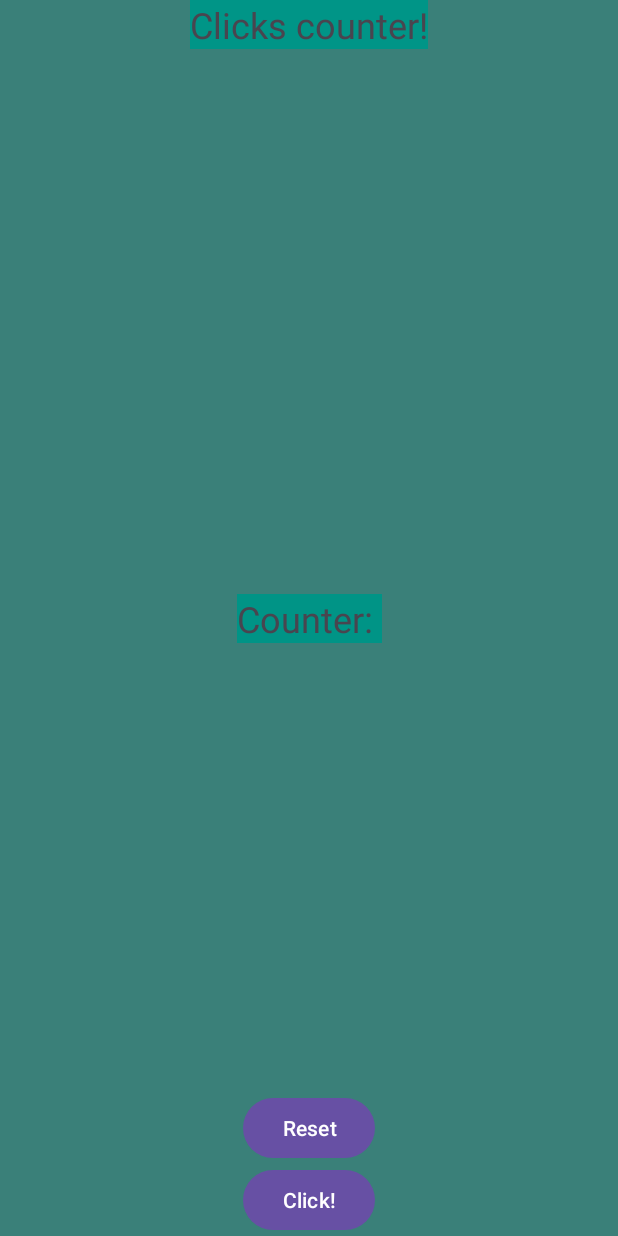
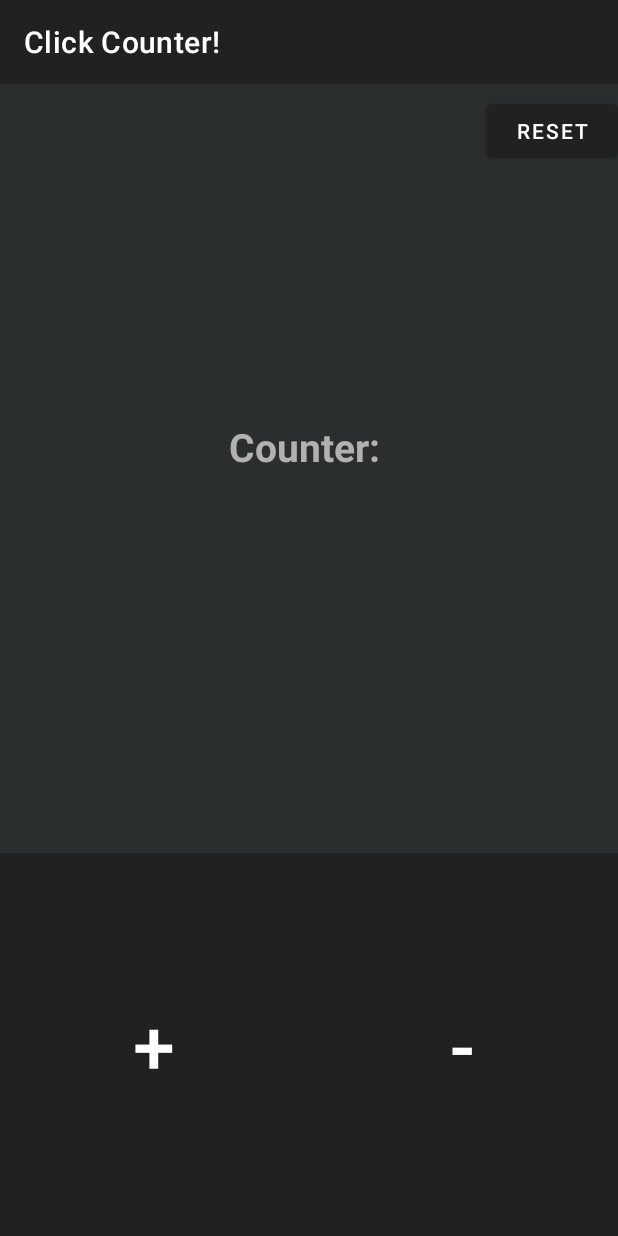
Before and after one commit to StasBd/Clicker-Counter-App, an Android app: the screen it shows after launch (MainActivity), on a phone screen of 412 x 824 dp. Run offline under Robolectric (Android 15) with nearby library versions, the phone set to English and light mode, and no system bars.

Commit message:
Upgraded design of app, and added new button "-"

```diff
--- a/app/src/main/java/com/example/myapplication/MainActivity.kt
+++ b/app/src/main/java/com/example/myapplication/MainActivity.kt
@@ -2,11 +2,11 @@ package com.example.myapplication
 
 import androidx.appcompat.app.AppCompatActivity
 import android.os.Bundle
-import android.os.PersistableBundle
 import android.widget.Button
 import android.widget.TextView
-import com.example.myapplication.R.id.button
-import com.example.myapplication.R.id.countertxt
+import com.example.myapplication.R.id.addCounterButton
+import com.example.myapplication.R.id.resetbutton
+import com.example.myapplication.R.id.takeawayButton
 
 
 class MainActivity : AppCompatActivity() {
@@ -30,13 +30,17 @@ class MainActivity : AppCompatActivity() {
 
 
         seeText = findViewById<TextView>(R.id.countertxt)
-        val button = findViewById<Button>(button)
-        val resetButton = findViewById<Button>(R.id.ResetButton)
-
+        val button = findViewById<Button>(addCounterButton)
+        val resetButton = findViewById<Button>(resetbutton)
+        val takebutton = findViewById<Button>(takeawayButton)
         //Click button logic
         button.setOnClickListener() {
             // when we click this button counter will add 1 number
             counter++
+            seeText.text = "Counter: $counter"
+        }
+        takebutton.setOnClickListener(){
+            counter--
             seeText.text = "Counter: $counter"
         }
 
--- a/app/src/main/res/layout/activity_main.xml
+++ b/app/src/main/res/layout/activity_main.xml
@@ -4,49 +4,63 @@
     xmlns:tools="http://schemas.android.com/tools"
     android:layout_width="match_parent"
     android:layout_height="match_parent"
-    android:background="#3A8079"
+    android:background="#2B2E2E"
     tools:context=".MainActivity">
 
     <TextView
         android:id="@+id/countertxt"
         android:layout_width="wrap_content"
         android:layout_height="wrap_content"
-        android:background="#009486"
+        android:background="#2B2E2E"
         android:text="Counter: "
-        android:textSize="24sp"
+        android:textColor="#B3B0B0"
+        android:textSize="26sp"
+        android:textStyle="bold"
         app:layout_constraintBottom_toBottomOf="parent"
         app:layout_constraintEnd_toEndOf="parent"
         app:layout_constraintStart_toStartOf="parent"
-        app:layout_constraintTop_toTopOf="parent" />
-
-    <TextView
-        android:id="@+id/textView2"
-        android:layout_width="wrap_content"
-        android:layout_height="wrap_content"
-        android:background="#009587"
-        android:text="Clicks counter!"
-        android:textSize="24sp"
-        app:layout_constraintEnd_toEndOf="parent"
-        app:layout_constraintStart_toStartOf="parent"
-        app:layout_constraintTop_toTopOf="parent" />
+        app:layout_constraintTop_toTopOf="parent"
+        app:layout_constraintVertical_bias="0.306" />
 
     <Button
-        android:id="@+id/ResetButton"
+        android:id="@+id/addCounterButton"
+        android:layout_width="205dp"
+        android:layout_height="255dp"
+        android:background="@color/material_dynamic_neutral30"
+        android:text="+"
+        android:textColorLink="#151414"
+        android:textSize="50sp"
+        app:layout_constraintBottom_toBottomOf="parent"
+        app:layout_constraintEnd_toEndOf="parent"
+        app:layout_constraintHorizontal_bias="0.0"
+        app:layout_constraintStart_toStartOf="parent"
+        app:layout_constraintTop_toTopOf="parent"
+        app:layout_constraintVertical_bias="1.0" />
+
+    <Button
+        android:id="@+id/takeawayButton"
+        android:layout_width="207dp"
+        android:layout_height="255dp"
+        android:background="@color/black"
+        android:text="-"
+        android:textSize="50sp"
+        app:layout_constraintBottom_toBottomOf="parent"
+        app:layout_constraintEnd_toEndOf="parent"
+        app:layout_constraintHorizontal_bias="1.0"
+        app:layout_constraintStart_toStartOf="parent"
+        app:layout_constraintTop_toTopOf="parent"
+        app:layout_constraintVertical_bias="1.0" />
+
+    <Button
+        android:id="@+id/resetbutton"
         android:layout_width="wrap_content"
         android:layout_height="wrap_content"
         android:text="Reset"
-        android:textColor="#FFFFFF"
-    app:layout_constraintBottom_toTopOf="@+id/button"
-    app:layout_constraintEnd_toEndOf="parent"
-    app:layout_constraintStart_toStartOf="parent" />
+        app:layout_constraintBottom_toBottomOf="parent"
+        app:layout_constraintEnd_toEndOf="parent"
+        app:layout_constraintHorizontal_bias="1.0"
+        app:layout_constraintStart_toStartOf="parent"
+        app:layout_constraintTop_toTopOf="parent"
+        app:layout_constraintVertical_bias="0.01" />
 
-    <Button
-        android:id="@+id/button"
-        android:layout_width="wrap_content"
-        android:layout_height="wrap_content"
-        android:text="Click!"
-        android:textColor="#FFFFFF"
-    app:layout_constraintBottom_toBottomOf="parent"
-    app:layout_constraintEnd_toEndOf="parent"
-    app:layout_constraintStart_toStartOf="parent" />
 </androidx.constraintlayout.widget.ConstraintLayout>
--- a/app/src/main/res/values/themes.xml
+++ b/app/src/main/res/values/themes.xml
@@ -1,6 +1,6 @@
 <resources xmlns:tools="http://schemas.android.com/tools">
     <!-- Base application theme. -->
-    <style name="Base.Theme.MyApplication" parent="Theme.Material3.DayNight.NoActionBar">
+    <style name="Base.Theme.MyApplication" parent="Theme.MaterialComponents.DayNight.DarkActionBar">
         <!-- Customize your light theme here. -->
         <!-- <item name="colorPrimary">@color/my_light_primary</item> -->
     </style>
```
